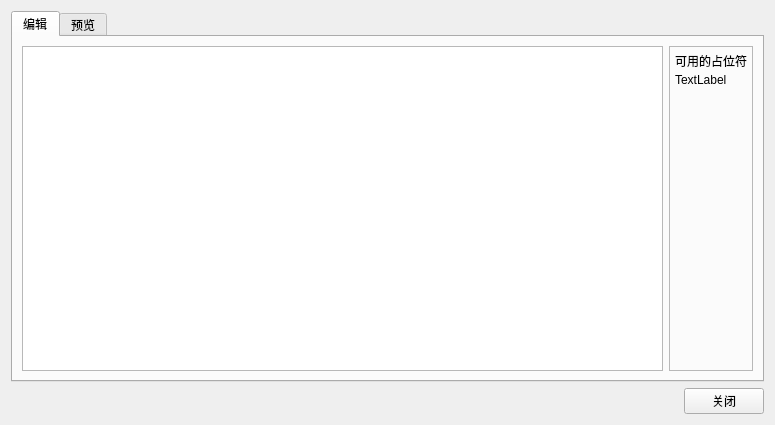
This is UISource/format_edit.ui in HelloWRC/W-DesktopCountdown as Qt 5 draws it before an edit. The edited form follows.
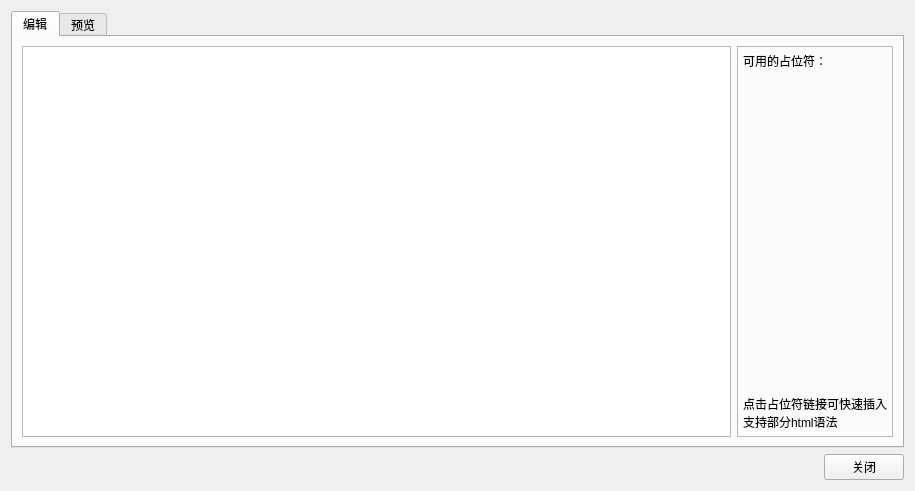
This is the edited form. Icons and pictures are not drawn.

Commit message: 占位符编辑功能

```diff
--- a/UISource/format_edit.ui
+++ b/UISource/format_edit.ui
@@ -6,8 +6,8 @@
    <rect>
     <x>0</x>
     <y>0</y>
-    <width>775</width>
-    <height>425</height>
+    <width>915</width>
+    <height>491</height>
    </rect>
   </property>
   <property name="windowTitle">
@@ -29,6 +29,8 @@
       </attribute>
       <layout class="QHBoxLayout" name="horizontalLayout_2">
        <item>
+        <layout class="QVBoxLayout" name="verticalLayout_2">
+         <item>
         <widget class="QTextEdit" name="te_edit">
          <property name="sizePolicy">
           <sizepolicy hsizetype="Expanding" vsizetype="Expanding">
@@ -38,6 +40,8 @@
          </property>
         </widget>
        </item>
+        </layout>
+       </item>
        <item>
         <widget class="QFrame" name="frame">
          <property name="sizePolicy">
@@ -71,14 +75,14 @@
           <item>
            <widget class="QLabel" name="label">
             <property name="text">
-             <string>可用的占位符</string>
+             <string>可用的占位符：</string>
             </property>
            </widget>
           </item>
           <item>
            <widget class="QLabel" name="lb_placeholders">
             <property name="text">
-             <string>TextLabel</string>
+             <string/>
             </property>
            </widget>
           </item>
@@ -95,6 +99,14 @@
             </property>
            </spacer>
           </item>
+          <item>
+           <widget class="QLabel" name="label_2">
+            <property name="text">
+             <string>点击占位符链接可快速插入
+支持部分html语法</string>
+            </property>
+           </widget>
+          </item>
          </layout>
         </widget>
        </item>
```
Lines whose indentation alone changed are shown as unchanged. The commit also changes 6 other files.
